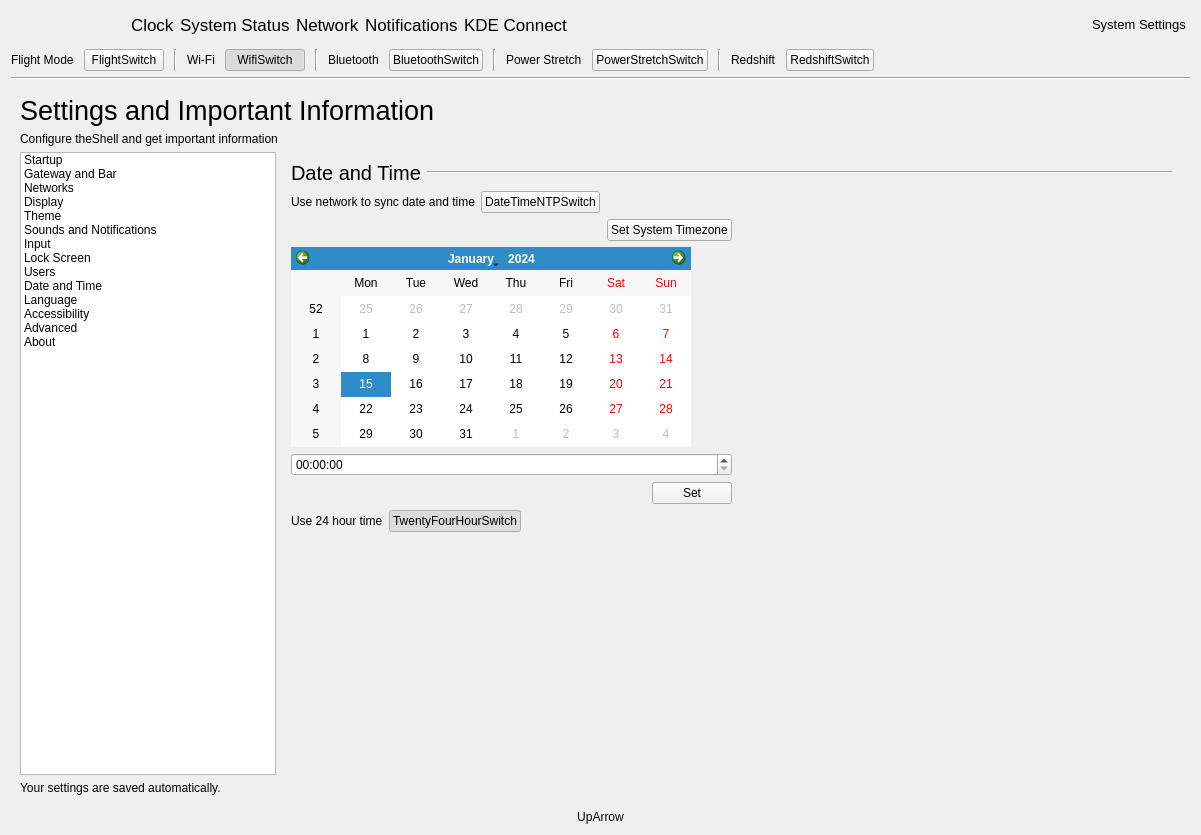
Before: the Qt Designer form shell/infopanedropdown.ui in vicr123/theshell, drawn with Qt 5.
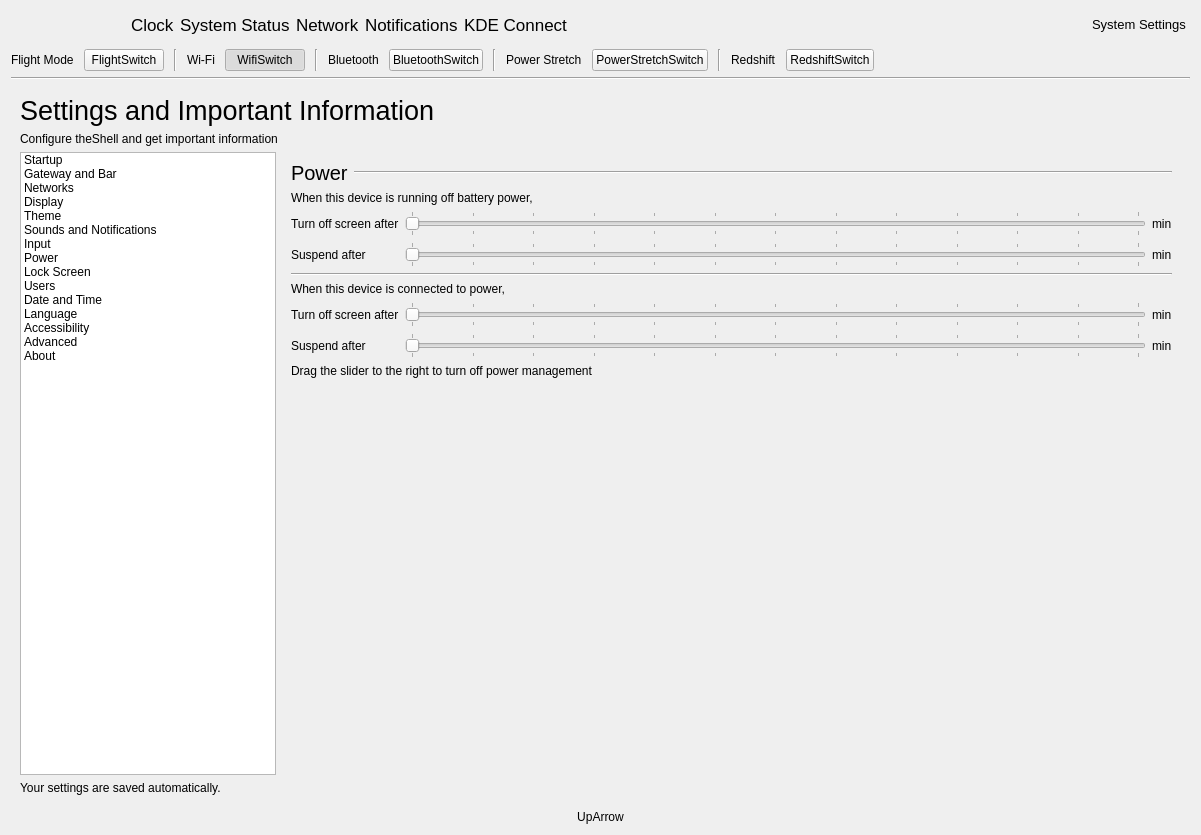
After: the same form once the commit is applied. Icons and pictures are not drawn. Custom widgets are drawn as their Qt base class.

Commit message: Screen power saving

Patch:
```diff
--- a/shell/infopanedropdown.ui
+++ b/shell/infopanedropdown.ui
@@ -1746,6 +1746,14 @@
               <normaloff>.</normaloff>.</iconset>
             </property>
            </item>
+           <item>
+            <property name="text">
+             <string>Power</string>
+            </property>
+            <property name="icon">
+             <iconset theme="preferences-system-power"/>
+            </property>
+           </item>
            <item>
             <property name="text">
              <string>Lock Screen</string>
@@ -1814,7 +1822,7 @@
          <item>
           <widget class="QStackedWidget" name="settingsTabs">
            <property name="currentIndex">
-            <number>9</number>
+            <number>7</number>
            </property>
            <widget class="QWidget" name="StartupSettings">
             <layout class="QVBoxLayout" name="verticalLayout_9">
@@ -3431,6 +3439,220 @@
              </item>
             </layout>
            </widget>
+           <widget class="QWidget" name="page_2">
+            <layout class="QGridLayout" name="gridLayout_10">
+             <item row="0" column="0" colspan="3">
+              <widget class="QFrame" name="displayHeader_6">
+               <property name="frameShape">
+                <enum>QFrame::NoFrame</enum>
+               </property>
+               <property name="frameShadow">
+                <enum>QFrame::Raised</enum>
+               </property>
+               <layout class="QHBoxLayout" name="horizontalLayout_49">
+                <property name="leftMargin">
+                 <number>0</number>
+                </property>
+                <property name="topMargin">
+                 <number>0</number>
+                </property>
+                <property name="rightMargin">
+                 <number>0</number>
+                </property>
+                <property name="bottomMargin">
+                 <number>0</number>
+                </property>
+                <item>
+                 <widget class="QLabel" name="displayLabel_6">
+                  <property name="font">
+                   <font>
+                    <pointsize>15</pointsize>
+                   </font>
+                  </property>
+                  <property name="text">
+                   <string>Power</string>
+                  </property>
+                 </widget>
+                </item>
+                <item>
+                 <widget class="Line" name="displayLine_6">
+                  <property name="sizePolicy">
+                   <sizepolicy hsizetype="Expanding" vsizetype="Fixed">
+                    <horstretch>0</horstretch>
+                    <verstretch>0</verstretch>
+                   </sizepolicy>
+                  </property>
+                  <property name="orientation">
+                   <enum>Qt::Horizontal</enum>
+                  </property>
+                 </widget>
+                </item>
+               </layout>
+              </widget>
+             </item>
+             <item row="3" column="1">
+              <widget class="QSlider" name="batterySuspend">
+               <property name="minimum">
+                <number>1</number>
+               </property>
+               <property name="maximum">
+                <number>121</number>
+               </property>
+               <property name="orientation">
+                <enum>Qt::Horizontal</enum>
+               </property>
+               <property name="tickPosition">
+                <enum>QSlider::TicksBothSides</enum>
+               </property>
+              </widget>
+             </item>
+             <item row="3" column="0">
+              <widget class="QLabel" name="label_36">
+               <property name="text">
+                <string>Suspend after</string>
+               </property>
+              </widget>
+             </item>
+             <item row="9" column="0">
+              <spacer name="verticalSpacer_9">
+               <property name="orientation">
+                <enum>Qt::Vertical</enum>
+               </property>
+               <property name="sizeHint" stdset="0">
+                <size>
+                 <width>20</width>
+                 <height>40</height>
+                </size>
+               </property>
+              </spacer>
+             </item>
+             <item row="2" column="0">
+              <widget class="QLabel" name="label_30">
+               <property name="text">
+                <string>Turn off screen after</string>
+               </property>
+              </widget>
+             </item>
+             <item row="3" column="2">
+              <widget class="QLabel" name="batterySuspendLabel">
+               <property name="text">
+                <string notr="true">min</string>
+               </property>
+              </widget>
+             </item>
+             <item row="6" column="0">
+              <widget class="QLabel" name="label_94">
+               <property name="text">
+                <string>Turn off screen after</string>
+               </property>
+              </widget>
+             </item>
+             <item row="7" column="2">
+              <widget class="QLabel" name="powerSuspendLabel">
+               <property name="text">
+                <string notr="true">min</string>
+               </property>
+              </widget>
+             </item>
+             <item row="6" column="2">
+              <widget class="QLabel" name="powerScreenOffLabel">
+               <property name="text">
+                <string notr="true">min</string>
+               </property>
+              </widget>
+             </item>
+             <item row="5" column="0" colspan="3">
+              <widget class="QLabel" name="label_55">
+               <property name="text">
+                <string>When this device is connected to power,</string>
+               </property>
+              </widget>
+             </item>
+             <item row="7" column="1">
+              <widget class="QSlider" name="powerSuspend">
+               <property name="minimum">
+                <number>1</number>
+               </property>
+               <property name="maximum">
+                <number>121</number>
+               </property>
+               <property name="orientation">
+                <enum>Qt::Horizontal</enum>
+               </property>
+               <property name="tickPosition">
+                <enum>QSlider::TicksBothSides</enum>
+               </property>
+              </widget>
+             </item>
+             <item row="1" column="0" colspan="2">
+              <widget class="QLabel" name="label_29">
+               <property name="text">
+                <string>When this device is running off battery power,</string>
+               </property>
+              </widget>
+             </item>
+             <item row="7" column="0">
+              <widget class="QLabel" name="label_95">
+               <property name="text">
+                <string>Suspend after</string>
+               </property>
+              </widget>
+             </item>
+             <item row="2" column="2">
+              <widget class="QLabel" name="batteryScreenOffLabel">
+               <property name="text">
+                <string notr="true">min</string>
+               </property>
+              </widget>
+             </item>
+             <item row="8" column="0" colspan="3">
+              <widget class="QLabel" name="label_100">
+               <property name="text">
+                <string>Drag the slider to the right to turn off power management</string>
+               </property>
+              </widget>
+             </item>
+             <item row="2" column="1">
+              <widget class="QSlider" name="batteryScreenOff">
+               <property name="minimum">
+                <number>1</number>
+               </property>
+               <property name="maximum">
+                <number>121</number>
+               </property>
+               <property name="orientation">
+                <enum>Qt::Horizontal</enum>
+               </property>
+               <property name="tickPosition">
+                <enum>QSlider::TicksBothSides</enum>
+               </property>
+              </widget>
+             </item>
+             <item row="6" column="1">
+              <widget class="QSlider" name="powerScreenOff">
+               <property name="minimum">
+                <number>1</number>
+               </property>
+               <property name="maximum">
+                <number>121</number>
+               </property>
+               <property name="orientation">
+                <enum>Qt::Horizontal</enum>
+               </property>
+               <property name="tickPosition">
+                <enum>QSlider::TicksBothSides</enum>
+               </property>
+              </widget>
+             </item>
+             <item row="4" column="0" colspan="3">
+              <widget class="Line" name="line_7">
+               <property name="orientation">
+                <enum>Qt::Horizontal</enum>
+               </property>
+              </widget>
+             </item>
+            </layout>
+           </widget>
            <widget class="QWidget" name="LockScreenSettings">
             <layout class="QGridLayout" name="gridLayout_8">
              <item row="1" column="0">
```
Left out of the diff: 48 changed lines with no effect on the pictures. The commit also changes 21 other files.
